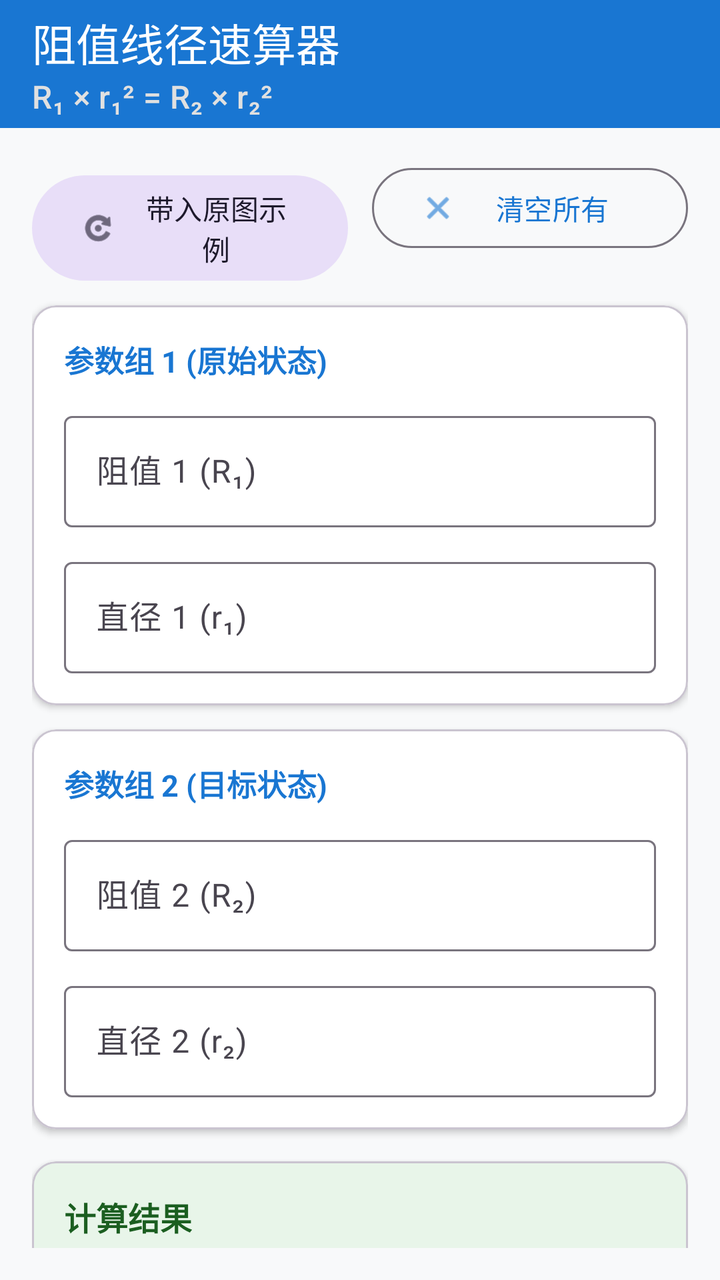
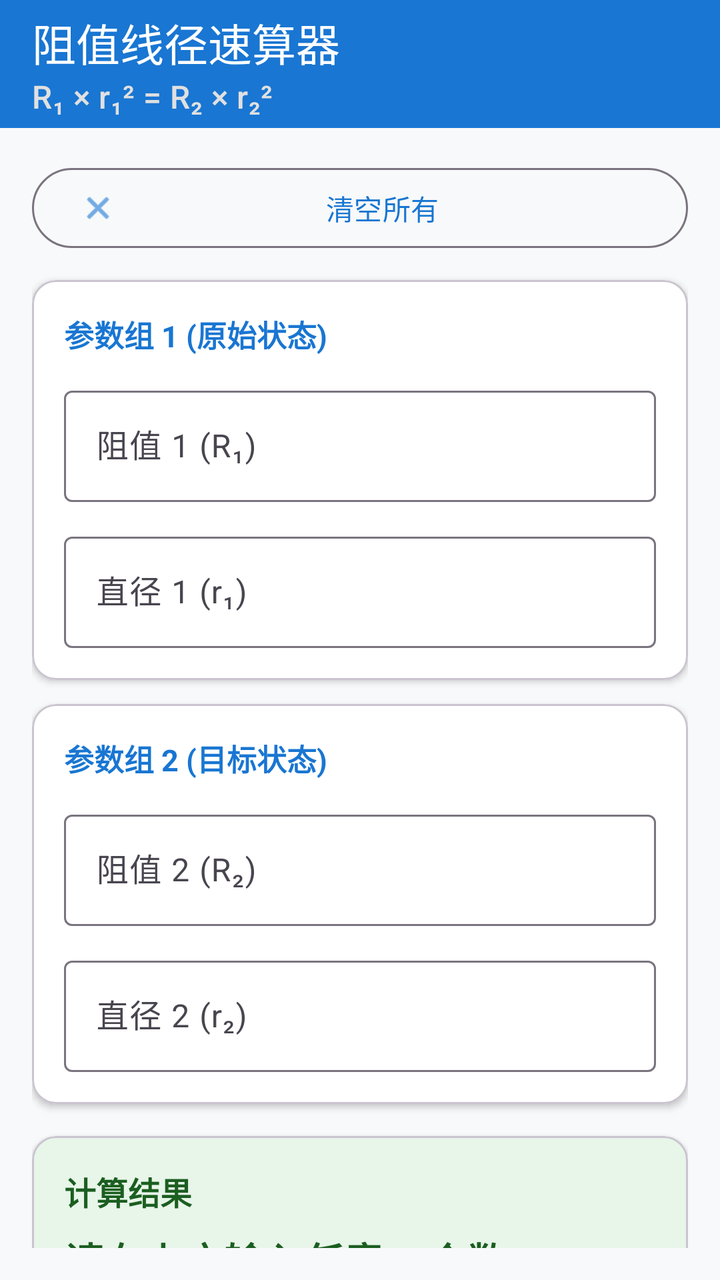

An Android layout rendered at two revisions. The XML below is the earlier revision; the diff shows what the commit changed to produce the second picture.
<!-- AndroidManifest.xml: application theme Theme.WireCalc -->
<!-- res/layout/activity_main.xml -->
<?xml version="1.0" encoding="utf-8"?>
<androidx.coordinatorlayout.widget.CoordinatorLayout xmlns:android="http://schemas.android.com/apk/res/android"
    xmlns:app="http://schemas.android.com/apk/res-auto"
    xmlns:tools="http://schemas.android.com/tools"
    android:layout_width="match_parent"
    android:layout_height="match_parent"
    android:background="@color/bg_light">

    <com.google.android.material.appbar.AppBarLayout
        android:layout_width="match_parent"
        android:layout_height="wrap_content"
        android:theme="@style/ThemeOverlay.MaterialComponents.Dark.ActionBar">

        <androidx.appcompat.widget.Toolbar
            android:id="@+id/toolbar"
            android:layout_width="match_parent"
            android:layout_height="?attr/actionBarSize"
            android:background="@color/primary"
            app:title="阻值线径速算器"
            app:subtitle="R₁ × r₁² = R₂ × r₂²"
            app:titleTextColor="@android:color/white"
            app:subtitleTextColor="#E0E0E0" />
    </com.google.android.material.appbar.AppBarLayout>

    <androidx.core.widget.NestedScrollView
        android:layout_width="match_parent"
        android:layout_height="match_parent"
        android:padding="16dp"
        app:layout_behavior="@string/appbar_scrolling_view_behavior">

        <LinearLayout
            android:layout_width="match_parent"
            android:layout_height="wrap_content"
            android:orientation="vertical">

            
            <LinearLayout
                android:layout_width="match_parent"
                android:layout_height="wrap_content"
                android:orientation="horizontal"
                android:layout_marginBottom="12dp">

                <com.google.android.material.button.MaterialButton
                    android:id="@+id/btnLoadSample"
                    android:layout_width="0dp"
                    android:layout_height="wrap_content"
                    android:layout_weight="1"
                    android:layout_marginEnd="6dp"
                    android:text="带入原图示例"
                    app:icon="@android:drawable/ic_menu_rotate"
                    style="@style/Widget.Material3.Button.TonalButton" />

                <com.google.android.material.button.MaterialButton
                    android:id="@+id/btnClear"
                    android:layout_width="0dp"
                    android:layout_height="wrap_content"
                    android:layout_weight="1"
                    android:layout_marginStart="6dp"
                    android:text="清空所有"
                    app:icon="@android:drawable/ic_menu_close_clear_cancel"
                    style="@style/Widget.Material3.Button.OutlinedButton" />
            </LinearLayout>

            
            <com.google.android.material.card.MaterialCardView
                android:layout_width="match_parent"
                android:layout_height="wrap_content"
                android:layout_marginBottom="12dp"
                app:cardElevation="2dp"
                app:cardCornerRadius="12dp"
                app:cardBackgroundColor="@color/card_bg">

                <LinearLayout
                    android:layout_width="match_parent"
                    android:layout_height="wrap_content"
                    android:orientation="vertical"
                    android:padding="16dp">

                    <TextView
                        android:layout_width="wrap_content"
                        android:layout_height="wrap_content"
                        android:text="参数组 1 (原始状态)"
                        android:textStyle="bold"
                        android:textSize="15sp"
                        android:textColor="@color/primary"
                        android:layout_marginBottom="12dp" />

                    
                    <com.google.android.material.textfield.TextInputLayout
                        android:id="@+id/layoutR1"
                        android:layout_width="match_parent"
                        android:layout_height="wrap_content"
                        android:layout_marginBottom="12dp"
                        android:hint="阻值 1 (R₁)"
                        app:suffixText="Ω"
                        style="@style/Widget.Material3.TextInputLayout.OutlinedBox">

                        <com.google.android.material.textfield.TextInputEditText
                            android:id="@+id/etR1"
                            android:layout_width="match_parent"
                            android:layout_height="wrap_content"
                            android:inputType="numberDecimal"
                            android:textSize="16sp" />
                    </com.google.android.material.textfield.TextInputLayout>

                    
                    <com.google.android.material.textfield.TextInputLayout
                        android:id="@+id/layoutR1Diameter"
                        android:layout_width="match_parent"
                        android:layout_height="wrap_content"
                        android:hint="直径 1 (r₁)"
                        app:suffixText="mm"
                        style="@style/Widget.Material3.TextInputLayout.OutlinedBox">

                        <com.google.android.material.textfield.TextInputEditText
                            android:id="@+id/etR1Diameter"
                            android:layout_width="match_parent"
                            android:layout_height="wrap_content"
                            android:inputType="numberDecimal"
                            android:textSize="16sp" />
                    </com.google.android.material.textfield.TextInputLayout>
                </LinearLayout>
            </com.google.android.material.card.MaterialCardView>

            
            <com.google.android.material.card.MaterialCardView
                android:layout_width="match_parent"
                android:layout_height="wrap_content"
                android:layout_marginBottom="16dp"
                app:cardElevation="2dp"
                app:cardCornerRadius="12dp"
                app:cardBackgroundColor="@color/card_bg">

                <LinearLayout
                    android:layout_width="match_parent"
                    android:layout_height="wrap_content"
                    android:orientation="vertical"
                    android:padding="16dp">

                    <TextView
                        android:layout_width="wrap_content"
                        android:layout_height="wrap_content"
                        android:text="参数组 2 (目标状态)"
                        android:textStyle="bold"
                        android:textSize="15sp"
                        android:textColor="@color/primary"
                        android:layout_marginBottom="12dp" />

                    
                    <com.google.android.material.textfield.TextInputLayout
                        android:id="@+id/layoutR2"
                        android:layout_width="match_parent"
                        android:layout_height="wrap_content"
                        android:layout_marginBottom="12dp"
                        android:hint="阻值 2 (R₂)"
                        app:suffixText="Ω"
                        style="@style/Widget.Material3.TextInputLayout.OutlinedBox">

                        <com.google.android.material.textfield.TextInputEditText
                            android:id="@+id/etR2"
                            android:layout_width="match_parent"
                            android:layout_height="wrap_content"
                            android:inputType="numberDecimal"
                            android:textSize="16sp" />
                    </com.google.android.material.textfield.TextInputLayout>

                    
                    <com.google.android.material.textfield.TextInputLayout
                        android:id="@+id/layoutR2Diameter"
                        android:layout_width="match_parent"
                        android:layout_height="wrap_content"
                        android:hint="直径 2 (r₂)"
                        app:suffixText="mm"
                        style="@style/Widget.Material3.TextInputLayout.OutlinedBox">

                        <com.google.android.material.textfield.TextInputEditText
                            android:id="@+id/etR2Diameter"
                            android:layout_width="match_parent"
                            android:layout_height="wrap_content"
                            android:inputType="numberDecimal"
                            android:textSize="16sp" />
                    </com.google.android.material.textfield.TextInputLayout>
                </LinearLayout>
            </com.google.android.material.card.MaterialCardView>

            
            <com.google.android.material.card.MaterialCardView
                android:id="@+id/cardResult"
                android:layout_width="match_parent"
                android:layout_height="wrap_content"
                android:layout_marginBottom="16dp"
                app:cardElevation="3dp"
                app:cardCornerRadius="12dp"
                app:cardBackgroundColor="@color/result_card">

                <LinearLayout
                    android:layout_width="match_parent"
                    android:layout_height="wrap_content"
                    android:orientation="vertical"
                    android:padding="16dp">

                    <TextView
                        android:id="@+id/tvResultTitle"
                        android:layout_width="wrap_content"
                        android:layout_height="wrap_content"
                        android:text="计算结果"
                        android:textStyle="bold"
                        android:textSize="16sp"
                        android:textColor="@color/result_text" />

                    <TextView
                        android:id="@+id/tvResultValue"
                        android:layout_width="wrap_content"
                        android:layout_height="wrap_content"
                        android:layout_marginTop="8dp"
                        android:layout_marginBottom="8dp"
                        android:text="请在上方输入任意 3 个数"
                        android:textSize="20sp"
                        android:textStyle="bold"
                        android:textColor="@color/result_text" />

                    <TextView
                        android:id="@+id/tvResultFormula"
                        android:layout_width="match_parent"
                        android:layout_height="wrap_content"
                        android:text="留空要计算的项，系统将自动算出"
                        android:textSize="13sp"
                        android:lineSpacingExtra="3dp"
                        android:textColor="#388E3C" />

                    <com.google.android.material.button.MaterialButton
                        android:id="@+id/btnCopyResult"
                        android:layout_width="wrap_content"
                        android:layout_height="wrap_content"
                        android:layout_marginTop="10dp"
                        android:visibility="gone"
                        android:text="复制计算结果"
                        app:icon="@android:drawable/ic_menu_agenda"
                        style="@style/Widget.Material3.Button.TonalButton" />
                </LinearLayout>
            </com.google.android.material.card.MaterialCardView>

            
            <com.google.android.material.card.MaterialCardView
                android:layout_width="match_parent"
                android:layout_height="wrap_content"
                android:layout_marginBottom="24dp"
                app:cardElevation="1dp"
                app:cardCornerRadius="12dp"
                app:cardBackgroundColor="@color/card_bg">

                <LinearLayout
                    android:layout_width="match_parent"
                    android:layout_height="wrap_content"
                    android:orientation="vertical"
                    android:padding="16dp">

                    <TextView
                        android:layout_width="wrap_content"
                        android:layout_height="wrap_content"
                        android:text="📐 物理公式与换算原理"
                        android:textStyle="bold"
                        android:textSize="14sp"
                        android:textColor="@color/text_main" />

                    <TextView
                        android:layout_width="match_parent"
                        android:layout_height="wrap_content"
                        android:layout_marginTop="8dp"
                        android:lineSpacingExtra="4dp"
                        android:textSize="12sp"
                        android:textColor="@color/text_sub"
                        android:text="• 原理：导线电阻 R = ρ·L/S，由于截面积 S ∝ r²，在材质与长度不变时，电阻值与直径的平方成反比。\n• 关系等式：R₁ × r₁² = R₂ × r₂²\n• 求 r₂ (原图红圈)：r₂ = √(R₁ × r₁² / R₂)\n• 求 R₂：R₂ = (R₁ × r₁²) / r₂²\n• 求 r₁：r₁ = √(R₂ × r₂² / R₁)\n• 求 R₁：R₁ = (R₂ × r₂²) / r₁²" />
                </LinearLayout>
            </com.google.android.material.card.MaterialCardView>

        </LinearLayout>
    </androidx.core.widget.NestedScrollView>

</androidx.coordinatorlayout.widget.CoordinatorLayout>
<!-- resources referenced by this layout -->
<resources>
  <color name="bg_light">#F8F9FA</color>
  <color name="card_bg">#FFFFFF</color>
  <color name="primary">#1976D2</color>
  <color name="result_card">#E8F5E9</color>
  <color name="result_text">#1B5E20</color>
  <color name="text_main">#212121</color>
  <color name="text_sub">#666666</color>
  <style name="Theme.WireCalc" parent="Theme.Material3.DayNight.NoActionBar">
          <item name="colorPrimary">@color/primary</item>
          <item name="android:statusBarColor">@color/primary</item>
          <item name="android:windowLightStatusBar">false</item>
      </style>
</resources>

<!-- the commit's change to res/layout/activity_main.xml (unified diff, before → after) -->
@@ -34,32 +34,14 @@
             android:orientation="vertical">
 
             
-            <LinearLayout
-                android:layout_width="match_parent"
-                android:layout_height="wrap_content"
-                android:orientation="horizontal"
-                android:layout_marginBottom="12dp">
-
-                <com.google.android.material.button.MaterialButton
-                    android:id="@+id/btnLoadSample"
-                    android:layout_width="0dp"
-                    android:layout_height="wrap_content"
-                    android:layout_weight="1"
-                    android:layout_marginEnd="6dp"
-                    android:text="带入原图示例"
-                    app:icon="@android:drawable/ic_menu_rotate"
-                    style="@style/Widget.Material3.Button.TonalButton" />
-
-                <com.google.android.material.button.MaterialButton
-                    android:id="@+id/btnClear"
-                    android:layout_width="0dp"
-                    android:layout_height="wrap_content"
-                    android:layout_weight="1"
-                    android:layout_marginStart="6dp"
-                    android:text="清空所有"
-                    app:icon="@android:drawable/ic_menu_close_clear_cancel"
-                    style="@style/Widget.Material3.Button.OutlinedButton" />
-            </LinearLayout>
+            <com.google.android.material.button.MaterialButton
+                android:id="@+id/btnClear"
+                android:layout_width="match_parent"
+                android:layout_height="wrap_content"
+                android:layout_marginBottom="12dp"
+                android:text="清空所有"
+                app:icon="@android:drawable/ic_menu_close_clear_cancel"
+                style="@style/Widget.Material3.Button.OutlinedButton" />
 
             
             <com.google.android.material.card.MaterialCardView
